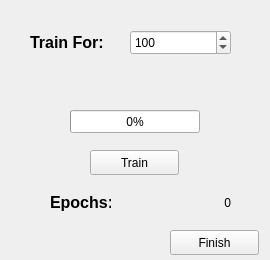
Above: TrainerWindow.ui from edgecase963/Sapiogenesis before the change. Below: the same form after it.
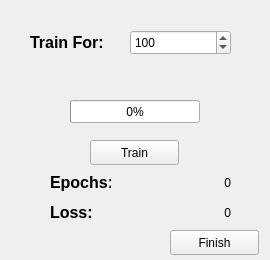
That is the form after the change.

What changed in the file:
```diff
--- a/TrainerWindow.ui
+++ b/TrainerWindow.ui
@@ -59,7 +59,7 @@
    <property name="geometry">
     <rect>
      <x>70</x>
-     <y>110</y>
+     <y>100</y>
      <width>130</width>
      <height>23</height>
     </rect>
@@ -68,12 +68,12 @@
     <number>0</number>
    </property>
   </widget>
-  <widget class="QLabel" name="epochs_label">
+  <widget class="QLabel" name="loss_val">
    <property name="geometry">
     <rect>
-     <x>120</x>
-     <y>190</y>
-     <width>111</width>
+     <x>110</x>
+     <y>200</y>
+     <width>121</width>
      <height>25</height>
     </rect>
    </property>
@@ -88,7 +88,7 @@
    <property name="geometry">
     <rect>
      <x>90</x>
-     <y>150</y>
+     <y>140</y>
      <width>89</width>
      <height>25</height>
     </rect>
@@ -101,8 +101,8 @@
    <property name="geometry">
     <rect>
      <x>50</x>
-     <y>190</y>
-     <width>61</width>
+     <y>200</y>
+     <width>51</width>
      <height>25</height>
     </rect>
    </property>
@@ -114,7 +114,7 @@
     </font>
    </property>
    <property name="text">
-    <string>Epochs:</string>
+    <string>Loss:</string>
    </property>
   </widget>
   <widget class="QPushButton" name="finish_btn">
@@ -130,6 +130,42 @@
     <string>Finish</string>
    </property>
   </widget>
+  <widget class="QLabel" name="epochs_dis_label">
+   <property name="geometry">
+    <rect>
+     <x>50</x>
+     <y>170</y>
+     <width>61</width>
+     <height>25</height>
+    </rect>
+   </property>
+   <property name="font">
+    <font>
+     <pointsize>12</pointsize>
+     <weight>75</weight>
+     <bold>true</bold>
+    </font>
+   </property>
+   <property name="text">
+    <string>Epochs:</string>
+   </property>
+  </widget>
+  <widget class="QLabel" name="epochs_label">
+   <property name="geometry">
+    <rect>
+     <x>120</x>
+     <y>170</y>
+     <width>111</width>
+     <height>25</height>
+    </rect>
+   </property>
+   <property name="text">
+    <string>0</string>
+   </property>
+   <property name="alignment">
+    <set>Qt::AlignRight|Qt::AlignTrailing|Qt::AlignVCenter</set>
+   </property>
+  </widget>
  </widget>
  <resources/>
  <connections/>
```
Left out of the diff: 2 changed lines with no effect on the pictures.
